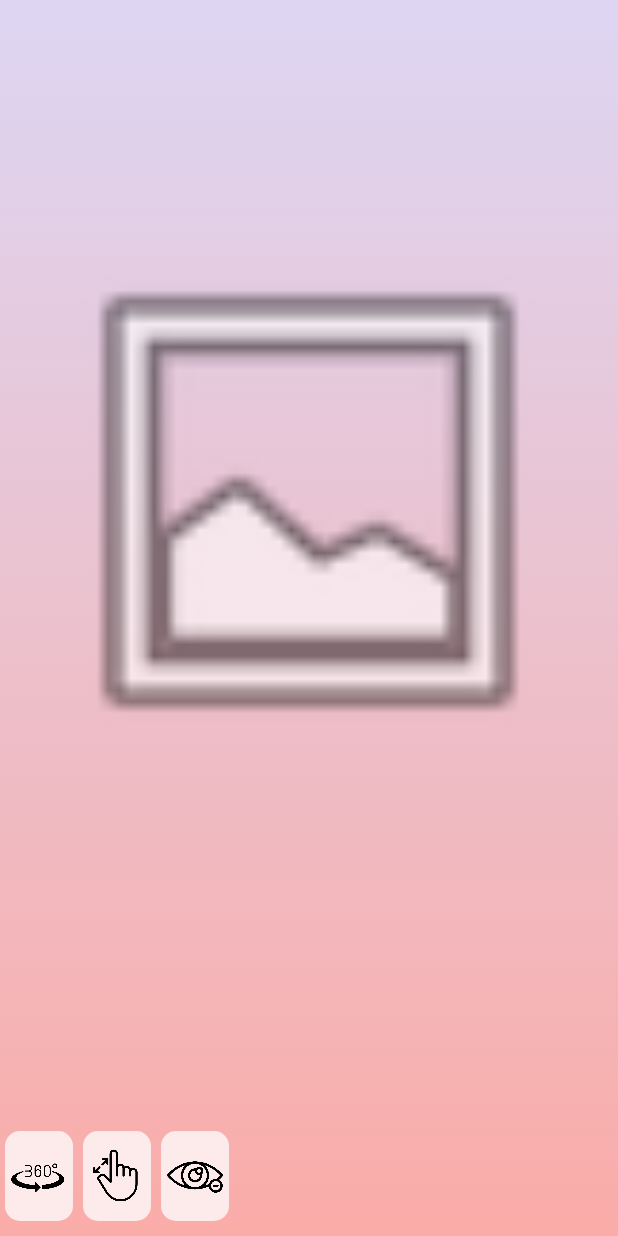
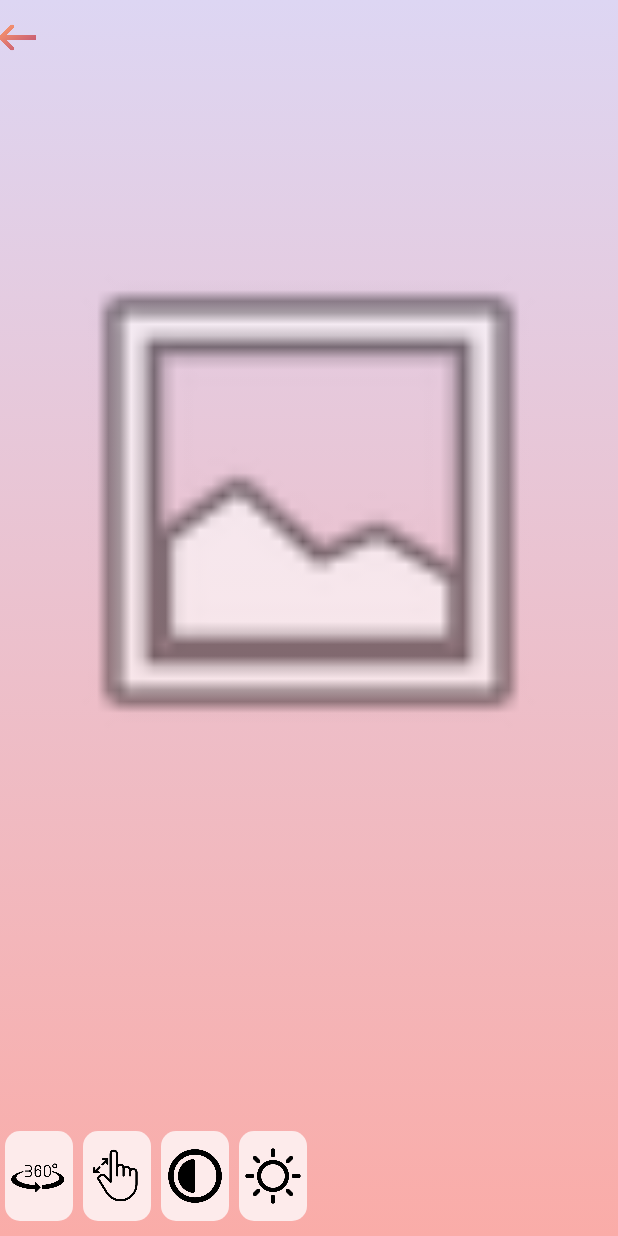
Before and after one commit to MIGHits/PhotoEditor, an Android app: the FilterActivity screen opened directly, with no data from a screen before it, on a phone screen of 412 x 824 dp. Run offline under Robolectric (Android 15) with nearby library versions, the phone set to English and light mode, and no system bars; 1 statement that could not run was skipped.

Commit message:
new filters

```diff
--- a/app/src/main/AndroidManifest.xml
+++ b/app/src/main/AndroidManifest.xml
@@ -2,7 +2,9 @@
 <manifest xmlns:android="http://schemas.android.com/apk/res/android"
     xmlns:tools="http://schemas.android.com/tools">
     <uses-permission android:name="android.permission.READ_EXTERNAL_STORAGE"/>
-    <uses-permission android:name="android.permission.WRITE_EXTERNAL_STORAGE" />
+    <uses-permission android:name="android.permission.WRITE_EXTERNAL_STORAGE"/>
+    <uses-permission android:name="android.permission.CAMERA"/>
+    <uses-feature android:name="android.hardware.camera"/>
 
 
     <application
--- a/app/src/main/java/com/example/photoeditor/FilterActivity.kt
+++ b/app/src/main/java/com/example/photoeditor/FilterActivity.kt
@@ -12,6 +12,7 @@ import android.os.Bundle
 import android.view.View
 import android.view.animation.AnimationUtils
 import android.widget.Button
+import android.widget.ImageButton
 import android.widget.ImageView
 import android.widget.SeekBar
 import android.widget.TextView
@@ -23,11 +24,7 @@ import androidx.recyclerview.widget.LinearLayoutManager
 import androidx.recyclerview.widget.LinearSnapHelper
 import androidx.recyclerview.widget.PagerSnapHelper
 import androidx.recyclerview.widget.RecyclerView
-import kotlinx.coroutines.Dispatchers
-import kotlinx.coroutines.GlobalScope
-import kotlinx.coroutines.Job
-import kotlinx.coroutines.launch
-import kotlinx.coroutines.withContext
+import kotlinx.coroutines.*
 import java.text.FieldPosition
 import kotlin.math.abs
 
@@ -35,29 +32,36 @@ class FilterActivity: AppCompatActivity() {
         override fun onCreate(savedInstanceState: Bundle?) {
             super.onCreate(savedInstanceState)
             setContentView(R.layout.filter_activity)
+
             window.setStatusBarColor(Color.parseColor("#b26c78"));
             window.setNavigationBarColor(Color.parseColor("#b26c78"));
 
+            val imageView = findViewById<ImageView>(R.id.customer_image)
+
+            val backButton = findViewById<ImageButton>(R.id.backButton)
+
+            backButton.setOnClickListener{
+                finish()
+            }
+
+
             val imageUriString = intent.getStringExtra("imageUri")
             val imageUri = Uri.parse(imageUriString)
-            val imageView = findViewById<ImageView>(R.id.customer_image)
             imageView.setImageURI(imageUri)
 
-            val drawable = imageView.drawable as BitmapDrawable
-            val bitmap = drawable.bitmap
+            var drawable = imageView.drawable as BitmapDrawable
+            var bitmap = drawable.bitmap
 
             val rotationBar = findViewById<SeekBar>(R.id.rotationBar)
             val rotationBarProgress = findViewById<TextView>(R.id.rotationDegree)
 
             rotationBar.setOnSeekBarChangeListener(object : SeekBar.OnSeekBarChangeListener {
                 override fun onProgressChanged(seekBar: SeekBar, progress: Int, fromUser: Boolean) {
-                    // Обновляем значение в TextView
                     rotationBarProgress.text = progress.toString()+"°"
-
                 }
 
                 override fun onStartTrackingTouch(rotationBar: SeekBar) {
-                    // Вызывается, когда пользователь начинает перемещать ползунок
+
                 }
 
                 override fun onStopTrackingTouch(rotationBar: SeekBar) {
@@ -79,7 +83,8 @@ class FilterActivity: AppCompatActivity() {
                 }
             })
 
-            val images = listOf(R.drawable.rotation_icon, R.drawable.scale_icon, R.drawable.negative_icon)
+            val images = listOf(R.drawable.rotation_icon, R.drawable.scale_icon,
+                R.drawable.saturation,R.drawable.bright)
             val itemClickListeners = listOf(
                 object : OnItemClickListener {
                     override fun onItemClick(position: Int) {
@@ -94,10 +99,34 @@ class FilterActivity: AppCompatActivity() {
                 },
                 object : OnItemClickListener {
                     override fun onItemClick(position: Int) {
-                        // Логика для третьего элемента
+                        suspend fun saturationFilter(bitmap: Bitmap){
+                            val saturatedBitmap =
+                                SaturationFilter.saturation(bitmap)
+                            imageView.setImageBitmap(saturatedBitmap)
+                        }
+                        lifecycleScope.launch {
+                            saturationFilter(bitmap)
+                        }
+                        //drawable = imageView.drawable as BitmapDrawable
+                        //bitmap = drawable.bitmap
+                    }
+                },
+                object : OnItemClickListener {
+                    override fun onItemClick(position: Int) {
+                        suspend fun brightness(bitmap: Bitmap){
+                            val resultBitmap =
+                                Brightness.brightnessFilter(bitmap)
+                            imageView.setImageBitmap(resultBitmap)
+                        }
 
+                        lifecycleScope.launch {
+                            brightness(bitmap)
+                        }
+
+                        //drawable = imageView.drawable as BitmapDrawable
+                        // bitmap = drawable.bitmap
                     }
-                }
+                },
             )
             val recyclerView: RecyclerView = findViewById(R.id.recyclerView)
             recyclerView.addItemDecoration(SpacesItemDecoration(5))
--- a/app/src/main/res/layout/filter_activity.xml
+++ b/app/src/main/res/layout/filter_activity.xml
@@ -30,6 +30,20 @@
         app:layout_constraintStart_toStartOf="parent"
          />
 
+
+    <ImageButton
+        android:id="@+id/backButton"
+        android:layout_width="24dp"
+        android:layout_height="26dp"
+        android:background="@null"
+        android:scaleType="centerCrop"
+        android:src="@drawable/back"
+        app:layout_constraintBottom_toTopOf="@+id/customer_image"
+        app:layout_constraintStart_toStartOf="parent"
+        app:layout_constraintTop_toTopOf="parent"
+        app:layout_constraintVertical_bias="0.206"
+        />
+
     <TextView
         android:id="@+id/rotationDegree"
         android:layout_width="wrap_content"
--- a/app/src/main/res/values/styles.xml
+++ b/app/src/main/res/values/styles.xml
@@ -1,6 +1,6 @@
 <?xml version="1.0" encoding="utf-8"?>
 <resources>
-    <style name="kremlin">
-        <item name="android:fontFamily">@font/kremlin_premier</item>
+    <style name="mainFont">
+        <item name="android:fontFamily">@font/main_screen_font</item>
     </style>
 </resources>
```
Also changed, not shown: app/src/main/java/com/example/photoeditor/Brightness.kt (added, +34 -0 lines), app/src/main/java/com/example/photoeditor/MainActivity.kt (+46 -4 lines), app/src/main/java/com/example/photoeditor/SaturationFilter.kt (added, +31 -0 lines), app/src/main/res/layout/activity_main.xml (+57 -12 lines), app/src/main/res/drawable/back.png (added), app/src/main/res/drawable/bright.png (added), app/src/main/res/drawable/camera.png (added), app/src/main/res/drawable/folder.png (added), app/src/main/res/drawable/gallery_icon.png (added), app/src/main/res/drawable/saturation.png (added), app/src/main/res/font/main_screen_font.ttf (added).
